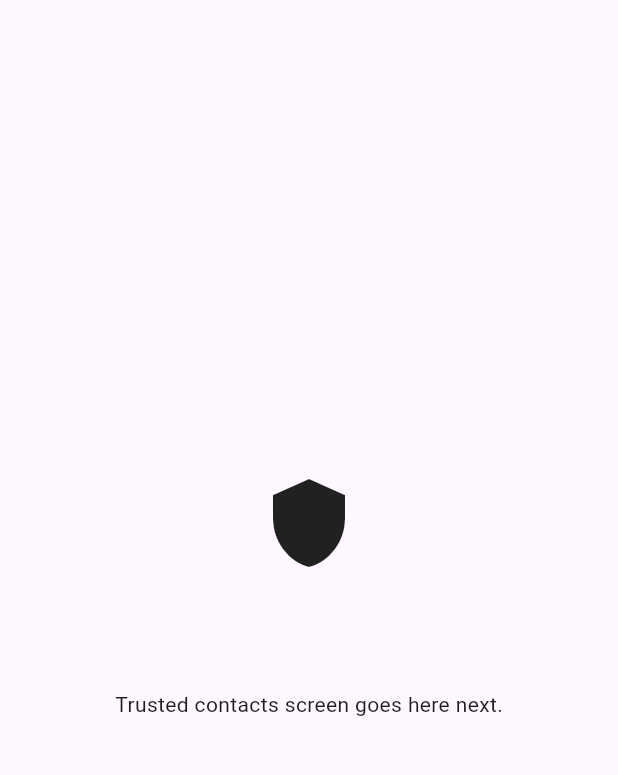
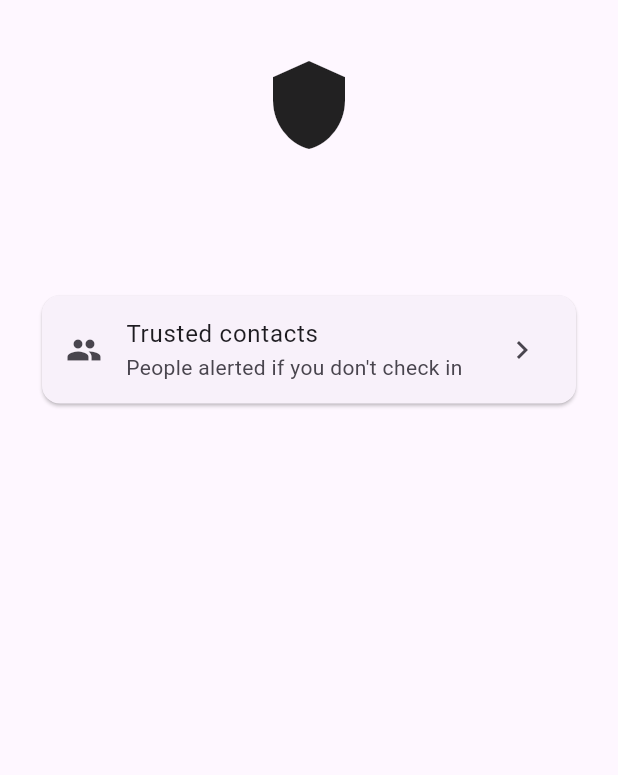
Before and after one commit to thembu/safeSignal, a Flutter app: the screen it shows once a user with an empty profile is signed in, on a phone screen of 412 x 824 dp, the part 63-838 px from its top. Run offline on Flutter 3.47's test engine with Material 3 defaults, Android fonts, the phone set to English and light mode, and no system bars; our stand-ins replace cloud_firestore, firebase_auth, firebase_core, google_sign_in; accounts and stored records are empty.

Commit message:
emergency contacts feature added

```diff
--- a/lib/main.dart
+++ b/lib/main.dart
@@ -3,6 +3,7 @@ import 'package:firebase_core/firebase_core.dart';
 
 import 'firebase_options.dart';
 import 'services/auth_service.dart';
+import 'services/contacts_service.dart';
 import 'ui/auth_gate.dart';
 
 void main() async {
@@ -11,13 +12,21 @@ void main() async {
     options: DefaultFirebaseOptions.currentPlatform,
   );
   await AuthService.initialize();
-  runApp(MyApp(authService: AuthService()));
+  runApp(MyApp(
+    authService: AuthService(),
+    contactsService: ContactsService(),
+  ));
 }
 
 class MyApp extends StatelessWidget {
   final AuthService authService;
+  final ContactsService contactsService;
 
-  const MyApp({super.key, required this.authService});
+  const MyApp({
+    super.key,
+    required this.authService,
+    required this.contactsService,
+  });
 
   @override
   Widget build(BuildContext context) {
@@ -27,7 +36,10 @@ class MyApp extends StatelessWidget {
         colorScheme: ColorScheme.fromSeed(seedColor: Colors.deepPurple),
         useMaterial3: true,
       ),
-      home: AuthGate(authService: authService),
+      home: AuthGate(
+        authService: authService,
+        contactsService: contactsService,
+      ),
     );
   }
 }
--- /dev/null
+++ b/lib/models/trusted_contact.dart
@@ -0,0 +1,33 @@
+import 'package:cloud_firestore/cloud_firestore.dart';
+
+class TrustedContact {
+  final String id;
+  final String name;
+  final String phone; // Stored as E.164, e.g. +27821234567
+  final String email;
+
+  const TrustedContact({
+    required this.id,
+    required this.name,
+    required this.phone,
+    required this.email,
+  });
+
+  factory TrustedContact.fromFirestore(
+      DocumentSnapshot<Map<String, dynamic>> doc) {
+    final data = doc.data() ?? const {};
+    return TrustedContact(
+      id: doc.id,
+      name: data['name'] as String? ?? '',
+      phone: data['phone'] as String? ?? '',
+      email: data['email'] as String? ?? '',
+    );
+  }
+
+  Map<String, dynamic> toFirestore() => {
+    'name': name,
+    'phone': phone,
+    'email': email,
+    'createdAt': FieldValue.serverTimestamp(),
+  };
+}
--- a/lib/ui/auth_gate.dart
+++ b/lib/ui/auth_gate.dart
@@ -2,13 +2,19 @@ import 'package:flutter/material.dart';
 
 import '../models/user.dart';
 import '../services/auth_service.dart';
+import '../services/contacts_service.dart';
 import 'screens/auth_screen.dart';
 import 'screens/home_screen.dart';
 
 class AuthGate extends StatelessWidget {
   final AuthService authService;
+  final ContactsService contactsService;
 
-  const AuthGate({super.key, required this.authService});
+  const AuthGate({
+    super.key,
+    required this.authService,
+    required this.contactsService,
+  });
 
   @override
   Widget build(BuildContext context) {
@@ -21,7 +27,11 @@ class AuthGate extends StatelessWidget {
           );
         }
         if (snapshot.hasData) {
-          return HomeScreen(authService: authService, user: snapshot.data!);
+          return HomeScreen(
+            authService: authService,
+            contactsService: contactsService,
+            user: snapshot.data!,
+          );
         }
         return AuthScreen(authService: authService);
       },
--- a/lib/ui/screens/home_screen.dart
+++ b/lib/ui/screens/home_screen.dart
@@ -2,14 +2,18 @@ import 'package:flutter/material.dart';
 
 import '../../models/user.dart';
 import '../../services/auth_service.dart';
+import '../../services/contacts_service.dart';
+import 'contacts_screen.dart';
 
 class HomeScreen extends StatelessWidget {
   final AuthService authService;
+  final ContactsService contactsService;
   final User user;
 
   const HomeScreen({
     super.key,
     required this.authService,
+    required this.contactsService,
     required this.user,
   });
 
@@ -26,9 +30,13 @@ class HomeScreen extends StatelessWidget {
           ),
         ],
       ),
-      body: Center(
+      body: Padding(
+        padding: const EdgeInsets.all(24),
         child: Column(
-          mainAxisAlignment: MainAxisAlignment.center,
+          crossAxisAlignment: CrossAxisAlignment.stretch,
+          children: [
+            Center(
+              child: Column(
                 children: [
                   if (user.photoUrl != null)
                     CircleAvatar(
@@ -37,14 +45,32 @@ class HomeScreen extends StatelessWidget {
                     )
                   else
                     const Icon(Icons.shield, size: 64),
-            const SizedBox(height: 16),
+                  const SizedBox(height: 12),
                   if (user.displayName != null)
                     Text(user.displayName!,
                         style: const TextStyle(
                             fontSize: 18, fontWeight: FontWeight.bold)),
                   Text(user.email ?? 'unknown'),
-            const SizedBox(height: 16),
-            const Text('Trusted contacts screen goes here next.'),
+                ],
+              ),
+            ),
+            const SizedBox(height: 32),
+            Card(
+              child: ListTile(
+                leading: const Icon(Icons.people),
+                title: const Text('Trusted contacts'),
+                subtitle: const Text('People alerted if you don\'t check in'),
+                trailing: const Icon(Icons.chevron_right),
+                onTap: () => Navigator.of(context).push(
+                  MaterialPageRoute(
+                    builder: (_) => ContactsScreen(
+                      contactsService: contactsService,
+                      uid: user.uid,
+                    ),
+                  ),
+                ),
+              ),
+            ),
           ],
         ),
       ),
```
Also changed, not shown: lib/services/contacts_service.dart (added, +48 -0 lines), lib/ui/screens/add_contact_dialog.dart (added, +136 -0 lines), lib/ui/screens/contacts_screen.dart (added, +137 -0 lines), lib/utils/phone.dart (added, +32 -0 lines). Lines whose indentation alone changed are shown as unchanged.
